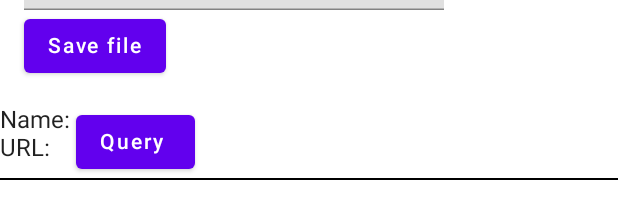
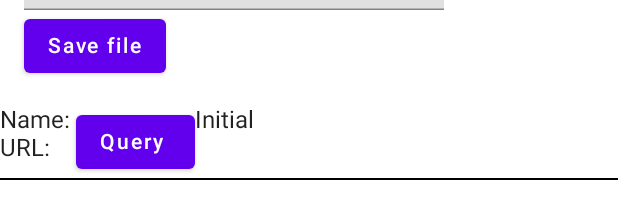
Before and after one commit to danevd-TCD/DVStats, an Android app built with Jetpack Compose: the @Preview function DefaultPreview, on a phone screen of 412 x 824 dp. Shown: the part 330-549 px from the top of the screen. Run offline under Robolectric (Android 15) with nearby library versions, the phone set to English and light mode, and no system bars; libraries missing offline, so code that uses them is left out: com.github.kittinunf.fuel.

Commit message:
P.O.C of programmatically-generated API call buttons from .json file data

```diff
--- a/app/src/main/java/com/example/dvstats/MainActivity.kt
+++ b/app/src/main/java/com/example/dvstats/MainActivity.kt
@@ -62,7 +62,7 @@ fun MainApp(names: List<String> = List(15) {"Hello user #$it"}, i_userFiles: Lis
                     curFileName
                 )})
                 if (i_userFiles != null) {
-                    DataList(userFiles = i_userFiles)
+                    DataList(userFiles = i_userFiles, updateAPIString = {newString -> initialResponse.value = newString},text_Reponse = initialResponse.value)
                 }
             }
         }
@@ -141,24 +141,48 @@ fun getDataDirFiles(getFilesContext: Context): List<String> {
 
 //get all files in filesDir and make lazy columns
 @Composable
-fun DataList(userFiles: List<String>, modifier: Modifier = Modifier)
+fun DataList(userFiles: List<String>, modifier: Modifier = Modifier, updateAPIString: (String) -> Unit, text_Reponse: String)
 {
     //val coroutineScope = rememberCoroutineScope()
 
     LazyColumn(modifier = modifier) {
         items(items = userFiles) { data ->
             //Text(text = data)
+
+            //
+            val coroutineScope = rememberCoroutineScope()
+
+
+            /*
+            Column(modifier = Modifier.padding(16.dp)) {
+                //Button(onClick = { updateAPIString(fuelCall("https://www.danev.xyz/status/all").toString()) })
+                Button(onClick = scopedUpdateAPIString )
+                {
+                    Text("Make API call")
+                }
+                Text(text = text_Reponse)
+            }
+
+             */
+
+            //
+
             Row(horizontalArrangement = Arrangement.SpaceBetween) {
                 val tempJsonObject = readJson(data)
 
-                //
-
-                //
+                val scopedUpdateAPIString: () -> Unit = {
+                    coroutineScope.launch {
+                        val scopedFuelVal = fuelCall("https://"+tempJsonObject.URL)
+                        updateAPIString(scopedFuelVal)
+                    }
+                }
 
                 Text(text = "Name: " + tempJsonObject.Name + "\nURL: " + tempJsonObject.URL)
-                Button(onClick = { }) {
+                Button(onClick = scopedUpdateAPIString) {
                     Text(text = "Query ${tempJsonObject.Name}")
+
                 }
+                Text(text = text_Reponse)
             }
 
             Divider(color = Color.Black)
```
